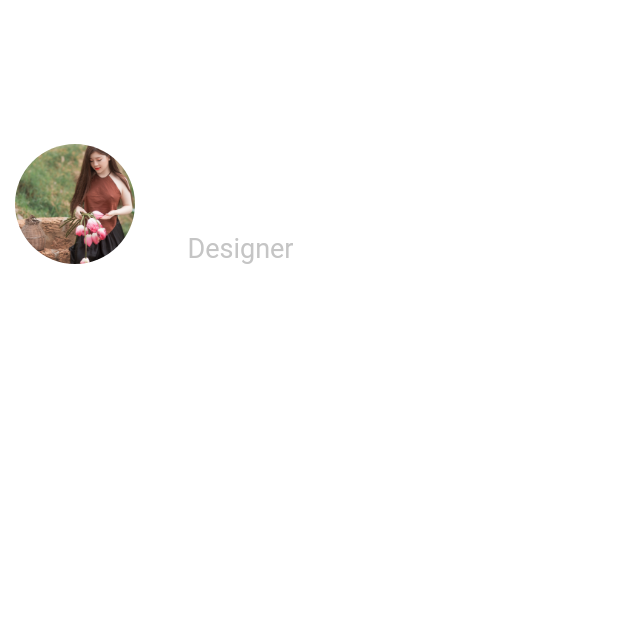
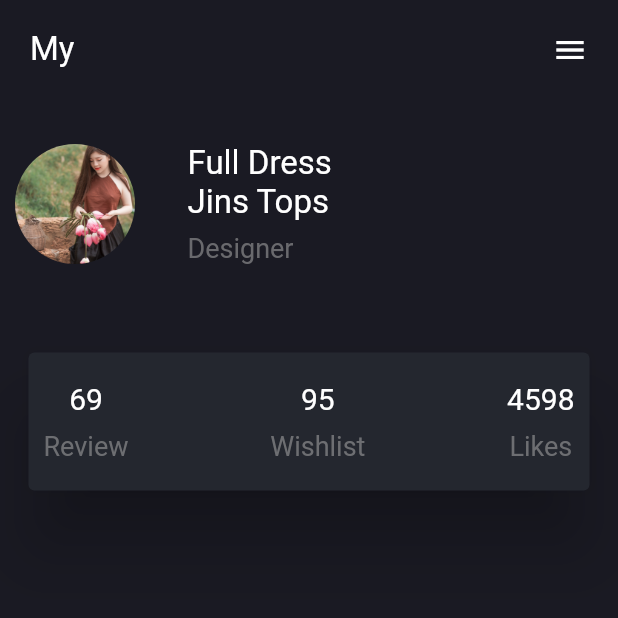
Before and after one commit to Yazdani1/Flutter-E-commerce-APP-Dark, a Flutter app: the screen it shows after launch, on a phone screen of 412 x 824 dp, the top half of it. Run offline on Flutter 3.47's test engine with Material 2 defaults, Android fonts, the phone set to English and light mode, and no system bars.

Commit message:
Second Commit

```diff
--- a/lib/HomePage.dart
+++ b/lib/HomePage.dart
@@ -10,7 +10,7 @@ class _HomeState extends State<Home> {
   Widget build(BuildContext context) {
     return new Scaffold(
 
-      backgroundColor: Color(0x1A1A23),
+      backgroundColor: Color(0xFF1A1A23),
 
       body: new ListView(
         children: <Widget>[
@@ -85,8 +85,72 @@ class _HomeState extends State<Home> {
               ],
             ),
           ),//seond container end
+          new SizedBox(height: 20.0,),
+
+          new Container(
+            margin: EdgeInsets.all(15.0),
+            height: 100.0,
+            child: new Card(
+              elevation: 20.0,
+              color: Color(0xFF24272F),
+              child: new Container(
+                margin: EdgeInsets.all(10.0),
+                child: Row(
+                  crossAxisAlignment: CrossAxisAlignment.center,
+                  mainAxisAlignment: MainAxisAlignment.spaceBetween,
+
+                  children: <Widget>[
+
+                    new Container(
+                      child: new Column(
+                        mainAxisAlignment: MainAxisAlignment.center,
+                        children: <Widget>[
+                          new Text("69",
+                          style: TextStyle(fontSize: 20.0,color: Colors.white),
+                          ),
+                          new SizedBox(height: 10.0,),
+                          new Text("Review",
+                            style: TextStyle(fontSize: 18.0,color: Colors.grey.withOpacity(0.6)),
+                          ),
+                        ],
+                      ),
+                    ),//first container
+
+                    new Container(
+                      child: new Column(
+                        mainAxisAlignment: MainAxisAlignment.center,
+                        children: <Widget>[
+                          new Text("95",
+                            style: TextStyle(fontSize: 20.0,color: Colors.white),
+                          ),
+                          new SizedBox(height: 10.0,),
+                          new Text("Wishlist",
+                            style: TextStyle(fontSize: 18.0,color: Colors.grey.withOpacity(0.6)),
+                          ),
+                        ],
+                      ),
+                    ),//second container
+                    new Container(
+                      child: new Column(
+                        mainAxisAlignment: MainAxisAlignment.center,
+                        children: <Widget>[
+                          new Text("4598",
+                            style: TextStyle(fontSize: 20.0,color: Colors.white),
+                          ),
+                          new SizedBox(height: 10.0,),
+                          new Text("Likes",
+                            style: TextStyle(fontSize: 18.0,color: Colors.grey.withOpacity(0.6)),
+                          ),
+                        ],
+                      ),
+                    ),//second container
 
 
+                  ],
+                ),
+              ),
+            ),
+          ),//second container end
 
 
 
```
